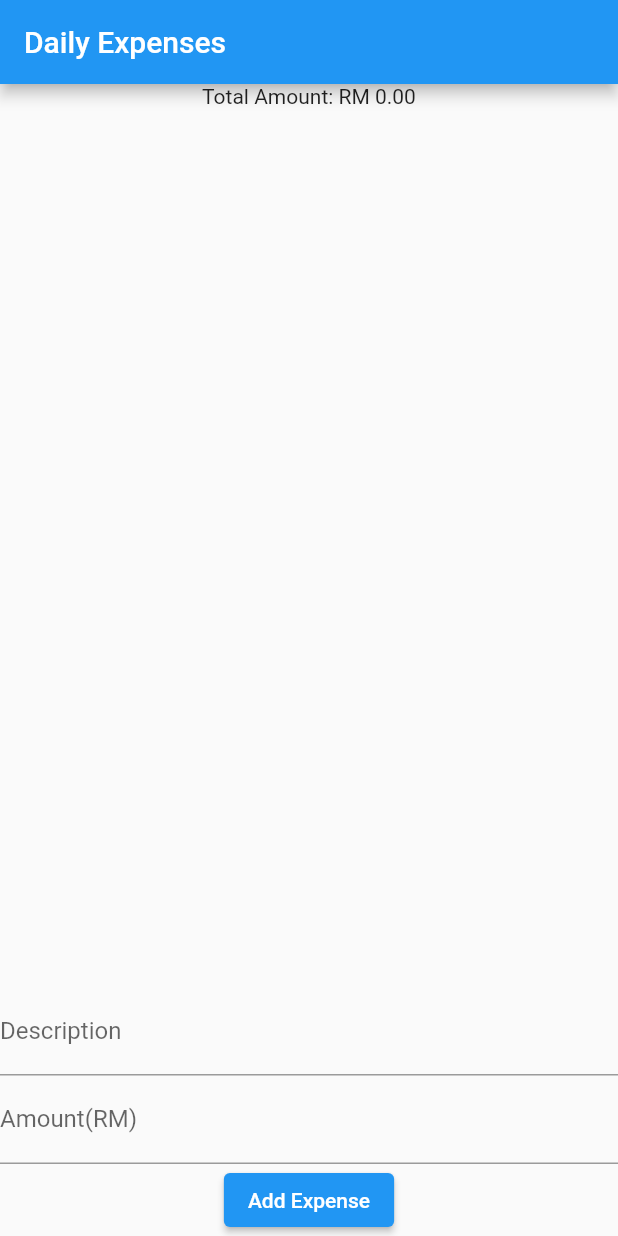
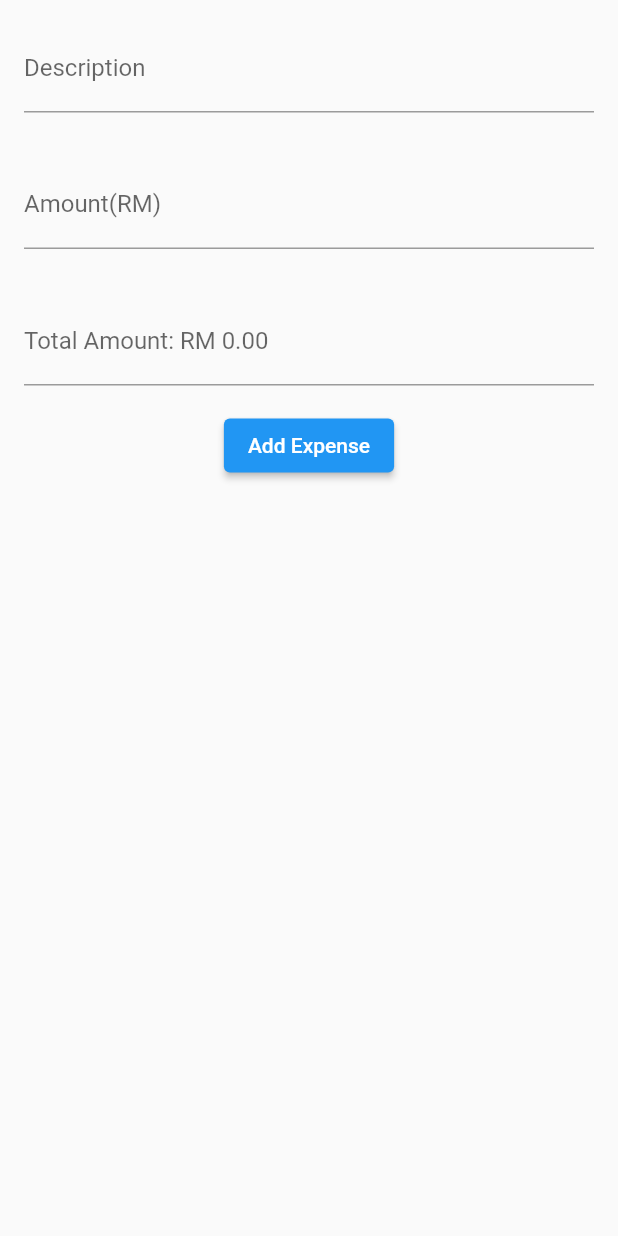
Before and after one commit to littlequiorra/daily_expenses, a Flutter app: the ExpenseList screen opened directly, on a phone screen of 412 x 824 dp. Run offline on Flutter 3.47's test engine with Material 2 defaults, Android fonts, the phone set to English and light mode, and no system bars.

Commit message:
make changes for gui

```diff
--- a/lib/dailyexpenses.dart
+++ b/lib/dailyexpenses.dart
@@ -86,37 +86,49 @@ class _ExpenseListState extends State<ExpenseList> {
   @override
   Widget build(BuildContext context) {
     return Scaffold(
-      appBar: AppBar(
-        title: Text('Daily Expenses'),
-      ),
+      // appBar: AppBar(
+      //   title: Text('Daily Expenses'),
+      // ),
       body: Column(
         children: [
-          // Add your UI components here
-
-          // Example: Text widget to display total amount
-          Text('Total Amount: RM ${_calculateTotal()}'),
-
-          // Add the ListView
-          _buildListView(),
-
-          // Add your input fields and buttons here
-          // Example: TextField and ElevatedButton for adding expenses
-          TextField(
-            controller: descriptionController,
-            decoration: InputDecoration(labelText: 'Description'),
+          Padding(
+            padding: const EdgeInsets.all(16.0),
+            child: TextField(
+              controller: descriptionController,
+              decoration: InputDecoration(
+                labelText: 'Description',
+              ),
+            ),
           ),
-          TextField(
-            controller: amountController,
-            decoration: InputDecoration(labelText: 'Amount(RM)'),
+          Padding(
+            padding: const EdgeInsets.all(16.0),
+            child: TextField(
+              controller: amountController,
+              decoration: InputDecoration(
+                labelText: 'Amount(RM)',
+              ),
+            ),
+          ),
+          Padding(
+            padding: const EdgeInsets.all(16.0),
+            child: TextField(
+              decoration: InputDecoration(
+                labelText: 'Total Amount: RM ${_calculateTotal()}',
+              ),
+            ),
           ),
           ElevatedButton(
             onPressed: _addExpense,
             child: Text('Add Expense'),
           ),
+          Container(
+            child: _buildListView(),
+          ),
         ],
       ),
     );
   }
+
 
   Widget _buildListView() {
     return Expanded(
```
